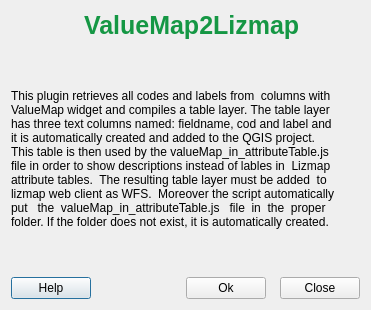
Old version of the form valuemap_2_lizmap_dialog_base.ui in the repository gtergeomatica/valuemap_2_lizmap.
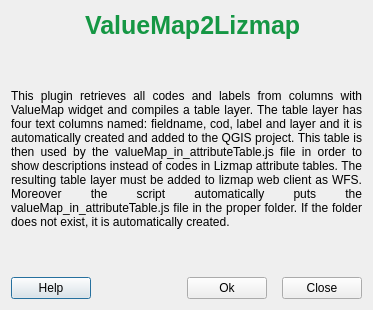
New version of the form. Icons and pictures are not drawn.

Commit message: fix bug in GUI and managed error in case of empty valuemap

```diff
--- a/valuemap_2_lizmap_dialog_base.ui
+++ b/valuemap_2_lizmap_dialog_base.ui
@@ -6,7 +6,7 @@
    <rect>
     <x>0</x>
     <y>0</y>
-    <width>371</width>
+    <width>373</width>
     <height>310</height>
    </rect>
   </property>
@@ -33,6 +33,21 @@
        </item>
        <item>
         <widget class="QLabel" name="label">
+         <property name="sizePolicy">
+          <sizepolicy hsizetype="Preferred" vsizetype="Preferred">
+           <horstretch>0</horstretch>
+           <verstretch>0</verstretch>
+          </sizepolicy>
+         </property>
+         <property name="maximumSize">
+          <size>
+           <width>51</width>
+           <height>51</height>
+          </size>
+         </property>
+         <property name="frameShape">
+          <enum>QFrame::NoFrame</enum>
+         </property>
          <property name="text">
           <string/>
          </property>
@@ -94,16 +109,7 @@
 </string>
        </property>
        <property name="text">
-        <string>This plugin retrieves all codes and labels from  columns with
-ValueMap widget and compiles a table layer. The table layer
-has three text columns named: fieldname, cod and label and
-it is automatically created and added to the QGIS project.
-This table is then used by the valueMap_in_attributeTable.js
-file in order to show descriptions instead of lables in  Lizmap
-attribute tables.  The resulting table layer must be added  to
-lizmap web client as WFS.  Moreover the script automatically
-put   the  valueMap_in_attributeTable.js   file  in  the  proper
-folder. If the folder does not exist, it is automatically created.</string>
+        <string>This plugin retrieves all codes and labels from columns with ValueMap widget and compiles a table layer. The table layer has four text columns named: fieldname, cod, label and layer and it is automatically created and added to the QGIS project. This table is then used by the valueMap_in_attributeTable.js file in order to show descriptions instead of codes in Lizmap attribute tables. The resulting table layer must be added to lizmap web client as WFS. Moreover the script automatically puts the valueMap_in_attributeTable.js file in the proper folder. If the folder does not exist, it is automatically created.</string>
        </property>
        <property name="textFormat">
         <enum>Qt::AutoText</enum>
@@ -115,7 +121,7 @@
         <set>Qt::AlignJustify|Qt::AlignVCenter</set>
        </property>
        <property name="wordWrap">
-        <bool>false</bool>
+        <bool>true</bool>
        </property>
       </widget>
      </item>
```
Left out of the diff: 3 changed lines with no effect on the pictures. The commit also changes 5 other files.
